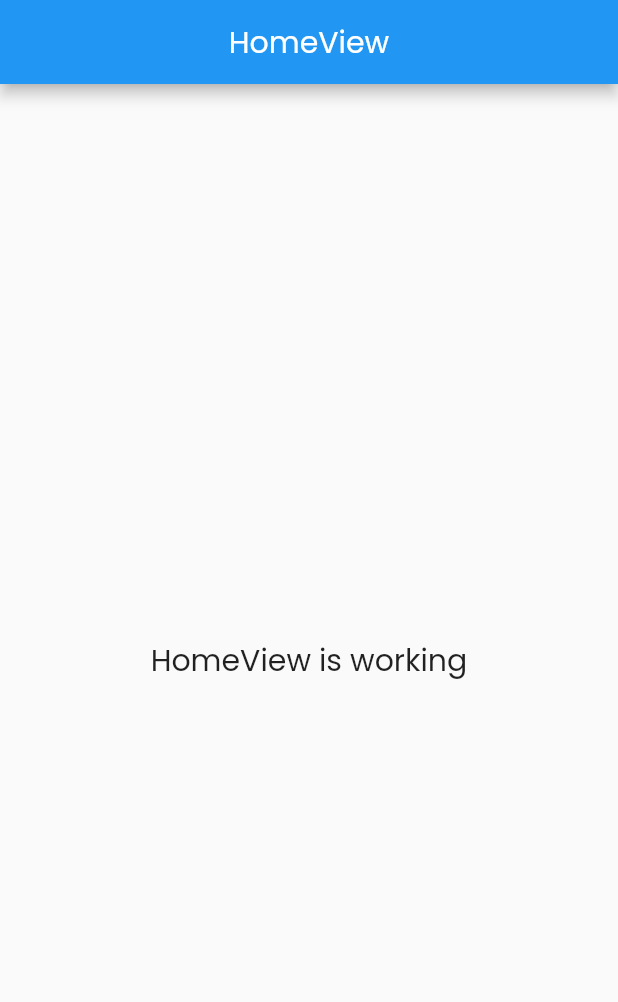
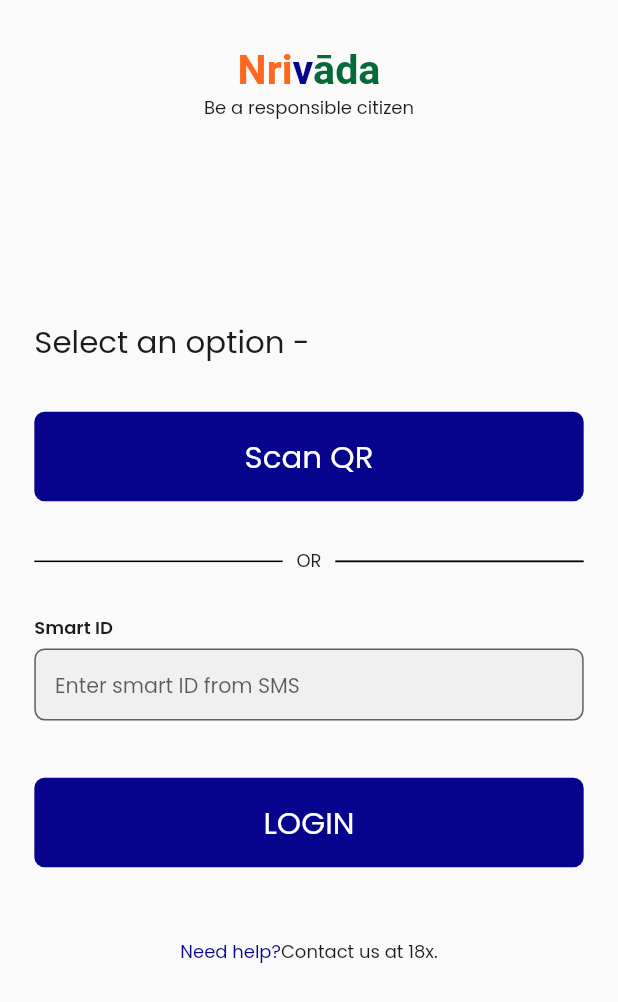
Before and after one commit to Nitin-Singh18/nirvada_officer, a Flutter app: the screen it shows after launch, on a phone screen of 412 x 824 dp. Shown: the top 1002 px of the screen. Run offline on Flutter 3.47's test engine with Material 2 defaults, Android fonts, the light colour scheme and no system bars; our stand-ins replace flutter_screenutil, get.

Commit message:
Login Screen

```diff
--- /dev/null
+++ b/lib/app/data/widgets/c_button.dart
@@ -0,0 +1,29 @@
+import 'package:flutter/material.dart';
+import 'package:flutter_screenutil/flutter_screenutil.dart';
+
+import 'xText.dart';
+
+class CButton extends StatelessWidget {
+  final String title;
+  final Function onTap;
+  const CButton({super.key, required this.title, required this.onTap});
+
+  @override
+  Widget build(BuildContext context) {
+    return InkWell(
+      onTap: onTap(),
+      child: Container(
+        height: 50.h,
+        width: 320.w,
+        alignment: Alignment.center,
+        child: XText(
+          text: title,
+          color: Colors.white,
+          size: 18.sp,
+        ),
+        decoration: BoxDecoration(
+            color: Color(0xff06038D), borderRadius: BorderRadius.circular(6.r)),
+      ),
+    );
+  }
+}
--- /dev/null
+++ b/lib/app/data/widgets/custom_textfield.dart
@@ -0,0 +1,79 @@
+import 'package:flutter/material.dart';
+import 'package:flutter_screenutil/flutter_screenutil.dart';
+import 'package:nirvada_officer/app/data/widgets/xText.dart';
+
+class CustomTextField extends StatefulWidget {
+  final String title;
+  final String hintText;
+  final TextEditingController controller;
+  final validator;
+  final bool? isObsecure;
+  final suffixIcon;
+  const CustomTextField(
+      {super.key,
+      required this.title,
+      required this.hintText,
+      required this.controller,
+      this.validator,
+      this.isObsecure,
+      this.suffixIcon});
+
+  @override
+  State<CustomTextField> createState() => _CustomTextFieldState();
+}
+
+class _CustomTextFieldState extends State<CustomTextField> {
+  @override
+  Widget build(BuildContext context) {
+    return Column(
+      crossAxisAlignment: CrossAxisAlignment.center,
+      mainAxisSize: MainAxisSize.min,
+      children: [
+        Align(
+            alignment: Alignment.centerLeft,
+            child: XText(
+              text: widget.title,
+              fontWeight: FontWeight.w600,
+            )),
+        SizedBox(
+          height: 4.h,
+        ),
+        SizedBox(
+          // height: 54.h,
+          width: 320.w,
+          child: TextFormField(
+            controller: widget.controller,
+            validator: widget.validator,
+            obscureText: widget.isObsecure ?? false,
+            cursorColor: Color(0xff1b1b1b),
+            style: TextStyle(
+              fontFamily: "Poppins",
+              fontSize: 14.sp,
+            ),
+            decoration: InputDecoration(
+              suffixIcon: widget.suffixIcon,
+              contentPadding:
+                  EdgeInsets.symmetric(vertical: 10.h, horizontal: 12.w),
+              hintText: widget.hintText,
+              focusedBorder: OutlineInputBorder(
+                borderSide: BorderSide(color: Color(0xff1b1b1b), width: 2.0),
+              ),
+              disabledBorder: OutlineInputBorder(
+                borderSide: BorderSide(width: 0),
+              ),
+              hintStyle: TextStyle(
+                  fontSize: 12.sp,
+                  fontWeight: FontWeight.w400,
+                  color: Color(0xB31B1B1B)),
+              fillColor: Color(0x4DD9D9D9),
+              filled: true,
+              border: OutlineInputBorder(
+                borderRadius: BorderRadius.circular(6.r),
+              ),
+            ),
+          ),
+        ),
+      ],
+    );
+  }
+}
--- /dev/null
+++ b/lib/app/data/widgets/xText.dart
@@ -0,0 +1,49 @@
+import 'package:flutter/material.dart';
+
+// Widget XText(
+//   String text,
+//   double size, weight,
+//   FontWeight fontWeight,
+//   {Color color = const Color(0xff1b1b1b)}
+// ){
+//   return Text(
+//     text,
+//     style: TextStyle(
+//       fontSize: size,
+//       fontFamily: "Poppins",
+//       // fontWeight: fontWeight,
+//       color: color,
+//     ),
+//   );
+// }
+
+class XText extends StatelessWidget {
+  final double size;
+  final String text;
+  final FontWeight fontWeight;
+  final Color color;
+  final bool isLight;
+
+  const XText({
+    super.key,
+    this.text = "text",
+    this.size = 12,
+    this.fontWeight = FontWeight.w500,
+    this.isLight = false,
+    this.color = const Color(0xff1b1b1b),
+  });
+
+  @override
+  Widget build(BuildContext context) {
+    Color lightColor = Color(0xff1b1b1b).withOpacity(0.6);
+    return Text(
+      text,
+      style: TextStyle(
+        fontSize: size,
+        fontFamily: "Poppins",
+        fontWeight: fontWeight,
+        color: isLight ? lightColor : color,
+      ),
+    );
+  }
+}
--- /dev/null
+++ b/lib/app/modules/login_screen/bindings/login_screen_binding.dart
@@ -0,0 +1,12 @@
+import 'package:get/get.dart';
+
+import '../controllers/login_screen_controller.dart';
+
+class LoginScreenBinding extends Bindings {
+  @override
+  void dependencies() {
+    Get.lazyPut<LoginScreenController>(
+      () => LoginScreenController(),
+    );
+  }
+}
--- /dev/null
+++ b/lib/app/modules/login_screen/controllers/login_screen_controller.dart
@@ -0,0 +1,6 @@
+import 'package:flutter/widgets.dart';
+import 'package:get/get.dart';
+
+class LoginScreenController extends GetxController {
+  final TextEditingController smartId = TextEditingController();
+}
--- /dev/null
+++ b/lib/app/modules/login_screen/views/login_screen_view.dart
@@ -0,0 +1,145 @@
+import 'package:flutter/material.dart';
+import 'package:flutter_screenutil/flutter_screenutil.dart';
+
+import 'package:get/get.dart';
+import 'package:nirvada_officer/app/data/widgets/c_button.dart';
+
+import '../../../data/widgets/custom_textfield.dart';
+import '../../../data/widgets/xText.dart';
+import '../controllers/login_screen_controller.dart';
+
+class LoginScreenView extends GetView<LoginScreenController> {
+  const LoginScreenView({Key? key}) : super(key: key);
+  @override
+  Widget build(BuildContext context) {
+    return SafeArea(
+      child: Scaffold(
+        body: Padding(
+          padding: EdgeInsets.symmetric(horizontal: 20.0.w),
+          child:
+              Column(crossAxisAlignment: CrossAxisAlignment.center, children: [
+            SizedBox(
+              height: 26.h,
+            ),
+            RichText(
+              text: TextSpan(
+                style: TextStyle(fontSize: 24.sp, fontWeight: FontWeight.w600),
+                children: [
+                  TextSpan(
+                    text: 'N',
+                    style: TextStyle(color: Color(0xffFF671F)),
+                  ),
+                  TextSpan(
+                    text: 'r',
+                    style: TextStyle(color: Color(0xffFF671F)),
+                  ),
+                  TextSpan(
+                    text: 'i',
+                    style: TextStyle(color: Color(0xffFF671F)),
+                  ),
+                  TextSpan(
+                    text: 'v',
+                    style: TextStyle(color: Color(0xff06038D)),
+                  ),
+                  TextSpan(
+                    text: 'ā',
+                    style: TextStyle(color: Color(0xff046A38)),
+                  ),
+                  TextSpan(
+                    text: 'd',
+                    style: TextStyle(color: Color(0xff046A38)),
+                  ),
+                  TextSpan(
+                    text: 'a',
+                    style: TextStyle(color: Color(0xff046A38)),
+                  ),
+                ],
+              ),
+            ),
+            XText(
+              text: "Be a responsible citizen",
+            ),
+            SizedBox(
+              height: 110.h,
+            ),
+            Align(
+              alignment: Alignment.centerLeft,
+              child: XText(
+                text: "Select an option -",
+                size: 18.sp,
+              ),
+            ),
+            SizedBox(
+              height: 26.h,
+            ),
+            CButton(title: "Scan QR", onTap: () {}),
+            SizedBox(
+              height: 26.h,
+            ),
+            Row(
+              children: [
+                Expanded(
+                    child: Container(
+                  height: 1,
+                  color: Colors.black,
+                )),
+                SizedBox(
+                  width: 8.w,
+                ),
+                XText(
+                  text: "OR",
+                ),
+                SizedBox(
+                  width: 8.w,
+                ),
+                Expanded(
+                    child: Container(
+                  height: 1.h,
+                  color: Colors.black,
+                )),
+              ],
+            ),
+            SizedBox(
+              height: 22.h,
+            ),
+            CustomTextField(
+                title: "Smart ID",
+                hintText: "Enter smart ID from SMS",
+                controller: controller.smartId),
+            SizedBox(
+              height: 32.h,
+            ),
+            Container(
+              height: 50.h,
+              width: 320.w,
+              alignment: Alignment.center,
+              child: XText(
+                text: "LOGIN",
+                color: Colors.white,
+                size: 18.sp,
+              ),
+              decoration: BoxDecoration(
+                  color: Color(0xff06038D),
+                  borderRadius: BorderRadius.circular(6.r)),
+            ),
+            SizedBox(
+              height: 40.h,
+            ),
+            Row(
+              mainAxisSize: MainAxisSize.min,
+              children: const [
+                XText(
+                  text: "Need help?",
+                  color: Color(0xff06038D),
+                ),
+                XText(
+                  text: 'Contact us at 18x.',
+                )
+              ],
+            )
+          ]),
+        ),
+      ),
+    );
+  }
+}
--- a/lib/app/routes/app_pages.dart
+++ b/lib/app/routes/app_pages.dart
@@ -2,13 +2,15 @@ import 'package:get/get.dart';
 
 import '../modules/home/bindings/home_binding.dart';
 import '../modules/home/views/home_view.dart';
+import '../modules/login_screen/bindings/login_screen_binding.dart';
+import '../modules/login_screen/views/login_screen_view.dart';
 
 part 'app_routes.dart';
 
 class AppPages {
   AppPages._();
 
-  static const INITIAL = Routes.HOME;
+  static const INITIAL = Routes.LOGIN_SCREEN;
 
   static final routes = [
     GetPage(
@@ -16,5 +18,10 @@ class AppPages {
       page: () => const HomeView(),
       binding: HomeBinding(),
     ),
+    GetPage(
+      name: _Paths.LOGIN_SCREEN,
+      page: () => const LoginScreenView(),
+      binding: LoginScreenBinding(),
+    ),
   ];
 }
--- a/lib/app/routes/app_routes.dart
+++ b/lib/app/routes/app_routes.dart
@@ -4,9 +4,11 @@ part of 'app_pages.dart';
 abstract class Routes {
   Routes._();
   static const HOME = _Paths.HOME;
+  static const LOGIN_SCREEN = _Paths.LOGIN_SCREEN;
 }
 
 abstract class _Paths {
   _Paths._();
   static const HOME = '/home';
+  static const LOGIN_SCREEN = '/login-screen';
 }
```
